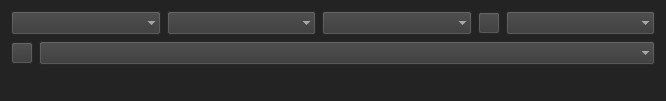
The window that lib/utils/ui/arSaveAs.ui (alexanderrichtertd/plex) describes before a commit, drawn with Qt 5.
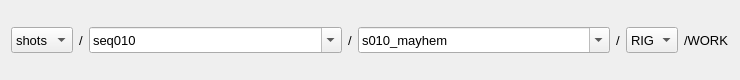
The same window after the commit. Icons and pictures are not drawn.

```diff
--- a/lib/utils/ui/arSaveAs.ui
+++ b/lib/utils/ui/arSaveAs.ui
@@ -1,461 +1,186 @@
 <?xml version="1.0" encoding="UTF-8"?>
 <ui version="4.0">
- <class>arSaveAs</class>
- <widget class="QWidget" name="arSaveAs">
+ <class>Form</class>
+ <widget class="QWidget" name="Form">
   <property name="geometry">
    <rect>
     <x>0</x>
     <y>0</y>
-    <width>666</width>
-    <height>97</height>
+    <width>740</width>
+    <height>80</height>
    </rect>
   </property>
-  <property name="minimumSize">
-   <size>
-    <width>0</width>
-    <height>0</height>
-   </size>
-  </property>
-  <property name="maximumSize">
-   <size>
-    <width>16615</width>
-    <height>1111</height>
-   </size>
-  </property>
-  <property name="font">
-   <font>
-    <family>Calibri</family>
-    <pointsize>11</pointsize>
-    <weight>75</weight>
-    <bold>true</bold>
-   </font>
-  </property>
   <property name="windowTitle">
-   <string>arSave As(s)</string>
-  </property>
-  <property name="windowIcon">
-   <iconset resource="../../../img/img.qrc">
-    <normaloff>:/btn/btn/btnSave.png</normaloff>:/btn/btn/btnSave.png</iconset>
-  </property>
-  <property name="styleSheet">
-   <string notr="true">color: rgb(225, 225, 225);
-background-color: rgb(35, 35, 35);</string>
+   <string>Form</string>
   </property>
   <layout class="QVBoxLayout" name="verticalLayout">
    <item>
-    <layout class="QHBoxLayout" name="horizontalLayout">
+    <layout class="QHBoxLayout" name="horizontalLayout" stretch="0,0,1,0,1,0,0,0">
      <item>
-      <widget class="QComboBox" name="cbxShot">
-       <property name="enabled">
-        <bool>true</bool>
+      <widget class="QComboBox" name="cbxScene">
+       <property name="minimumSize">
+        <size>
+         <width>0</width>
+         <height>26</height>
+        </size>
        </property>
        <property name="font">
         <font>
-         <family>Malgun Gothic</family>
          <pointsize>10</pointsize>
-         <weight>75</weight>
-         <bold>true</bold>
         </font>
        </property>
-       <property name="toolTip">
-        <string>Status</string>
-       </property>
-       <property name="layoutDirection">
-        <enum>Qt::LeftToRight</enum>
-       </property>
-       <property name="styleSheet">
-        <string notr="true">background-color: rgb(56, 56, 56);</string>
-       </property>
        <property name="editable">
         <bool>false</bool>
        </property>
-       <property name="insertPolicy">
-        <enum>QComboBox::InsertAtBottom</enum>
-       </property>
-       <property name="frame">
-        <bool>false</bool>
-       </property>
+       <item>
+        <property name="text">
+         <string>shots</string>
+        </property>
+       </item>
       </widget>
      </item>
      <item>
-      <widget class="QComboBox" name="cbxShotName">
+      <widget class="QLabel" name="label_4">
+       <property name="maximumSize">
+        <size>
+         <width>5</width>
+         <height>16777215</height>
+        </size>
+       </property>
        <property name="font">
         <font>
-         <family>Malgun Gothic</family>
          <pointsize>10</pointsize>
-         <weight>75</weight>
-         <bold>true</bold>
         </font>
        </property>
-       <property name="layoutDirection">
-        <enum>Qt::LeftToRight</enum>
+       <property name="text">
+        <string>/</string>
        </property>
-       <property name="styleSheet">
-        <string notr="true">background-color: rgb(56, 56, 56);</string>
+      </widget>
+     </item>
+     <item>
+      <widget class="QComboBox" name="cbxSet">
+       <property name="minimumSize">
+        <size>
+         <width>0</width>
+         <height>26</height>
+        </size>
        </property>
+       <property name="font">
+        <font>
+         <pointsize>10</pointsize>
+        </font>
+       </property>
        <property name="editable">
-        <bool>false</bool>
+        <bool>true</bool>
        </property>
-       <property name="maxVisibleItems">
-        <number>100</number>
+       <item>
+        <property name="text">
+         <string>seq010</string>
+        </property>
+       </item>
+      </widget>
+     </item>
+     <item>
+      <widget class="QLabel" name="lblSet">
+       <property name="maximumSize">
+        <size>
+         <width>5</width>
+         <height>16777215</height>
+        </size>
        </property>
-       <property name="insertPolicy">
-        <enum>QComboBox::InsertAtBottom</enum>
+       <property name="font">
+        <font>
+         <pointsize>10</pointsize>
+        </font>
        </property>
-       <property name="frame">
-        <bool>false</bool>
+       <property name="text">
+        <string>/</string>
        </property>
-       <property name="modelColumn">
-        <number>0</number>
-       </property>
       </widget>
      </item>
      <item>
-      <widget class="QComboBox" name="cbxShotGroup">
+      <widget class="QComboBox" name="cbxAsset">
+       <property name="minimumSize">
+        <size>
+         <width>0</width>
+         <height>26</height>
+        </size>
+       </property>
        <property name="font">
         <font>
-         <family>Malgun Gothic</family>
          <pointsize>10</pointsize>
-         <weight>75</weight>
-         <bold>true</bold>
         </font>
        </property>
-       <property name="layoutDirection">
-        <enum>Qt::LeftToRight</enum>
-       </property>
-       <property name="styleSheet">
-        <string notr="true">background-color: rgb(56, 56, 56);</string>
-       </property>
        <property name="editable">
-        <bool>false</bool>
+        <bool>true</bool>
        </property>
-       <property name="maxVisibleItems">
-        <number>100</number>
-       </property>
-       <property name="insertPolicy">
-        <enum>QComboBox::InsertAtBottom</enum>
-       </property>
-       <property name="frame">
-        <bool>false</bool>
-       </property>
-       <property name="modelColumn">
-        <number>0</number>
-       </property>
+       <item>
+        <property name="text">
+         <string>s010_mayhem</string>
+        </property>
+       </item>
       </widget>
      </item>
      <item>
-      <widget class="QPushButton" name="btnAddShotName">
+      <widget class="QLabel" name="label_6">
        <property name="maximumSize">
         <size>
-         <width>22</width>
-         <height>22</height>
+         <width>5</width>
+         <height>16777215</height>
         </size>
        </property>
-       <property name="styleSheet">
-        <string notr="true">background-color: rgb(56, 56, 56);</string>
+       <property name="font">
+        <font>
+         <pointsize>10</pointsize>
+        </font>
        </property>
        <property name="text">
-        <string/>
-       </property>
-       <property name="icon">
-        <iconset resource="../../../img/img.qrc">
-         <normaloff>:/btn/btn/btnAdd48.png</normaloff>:/btn/btn/btnAdd48.png</iconset>
-       </property>
-       <property name="iconSize">
-        <size>
-         <width>22</width>
-         <height>22</height>
-        </size>
-       </property>
-       <property name="shortcut">
-        <string>+</string>
+        <string>/</string>
        </property>
       </widget>
      </item>
      <item>
       <widget class="QComboBox" name="cbxTask">
+       <property name="minimumSize">
+        <size>
+         <width>0</width>
+         <height>26</height>
+        </size>
+       </property>
        <property name="font">
         <font>
-         <family>Malgun Gothic</family>
          <pointsize>10</pointsize>
-         <weight>75</weight>
-         <bold>true</bold>
         </font>
        </property>
-       <property name="toolTip">
-        <string>Task</string>
-       </property>
-       <property name="layoutDirection">
-        <enum>Qt::LeftToRight</enum>
-       </property>
-       <property name="styleSheet">
-        <string notr="true">background-color: rgb(56, 56, 56);</string>
-       </property>
        <property name="editable">
         <bool>false</bool>
        </property>
-       <property name="maxVisibleItems">
-        <number>100</number>
-       </property>
-       <property name="insertPolicy">
-        <enum>QComboBox::InsertAtBottom</enum>
-       </property>
-       <property name="frame">
-        <bool>false</bool>
-       </property>
-       <property name="modelColumn">
-        <number>0</number>
-       </property>
+       <item>
+        <property name="text">
+         <string>RIG</string>
+        </property>
+       </item>
       </widget>
      </item>
-    </layout>
-   </item>
-   <item>
-    <layout class="QHBoxLayout" name="horizontalLayout_2">
      <item>
-      <widget class="QPushButton" name="btnShowPublish">
+      <widget class="QLabel" name="lblStatus">
        <property name="maximumSize">
         <size>
-         <width>22</width>
-         <height>22</height>
+         <width>16777215</width>
+         <height>16777215</height>
         </size>
        </property>
-       <property name="toolTip">
-        <string>Show PUBLISH/WORK Files [P]</string>
-       </property>
-       <property name="styleSheet">
-        <string notr="true">background-color: rgb(56, 56, 56);</string>
-       </property>
-       <property name="text">
-        <string/>
-       </property>
-       <property name="icon">
-        <iconset resource="../../../img/img.qrc">
-         <normaloff>:/btn/btn/btnShowPublish48.png</normaloff>
-         <activeon>:/btn/btn/btnShowPublish48p.png</activeon>:/btn/btn/btnShowPublish48.png</iconset>
-       </property>
-       <property name="iconSize">
-        <size>
-         <width>22</width>
-         <height>22</height>
-        </size>
-       </property>
-       <property name="shortcut">
-        <string>P</string>
-       </property>
-       <property name="checkable">
-        <bool>true</bool>
-       </property>
-      </widget>
-     </item>
-     <item>
-      <widget class="QComboBox" name="cbxShotChoice">
        <property name="font">
         <font>
-         <family>Malgun Gothic</family>
          <pointsize>10</pointsize>
-         <weight>75</weight>
-         <bold>true</bold>
         </font>
        </property>
-       <property name="toolTip">
-        <string>File</string>
-       </property>
-       <property name="layoutDirection">
-        <enum>Qt::LeftToRight</enum>
-       </property>
-       <property name="styleSheet">
-        <string notr="true">background-color: rgb(56, 56, 56);</string>
-       </property>
-       <property name="editable">
-        <bool>false</bool>
-       </property>
-       <property name="maxVisibleItems">
-        <number>100</number>
-       </property>
-       <property name="insertPolicy">
-        <enum>QComboBox::InsertAtBottom</enum>
-       </property>
-       <property name="frame">
-        <bool>false</bool>
-       </property>
-       <property name="modelColumn">
-        <number>0</number>
-       </property>
-      </widget>
-     </item>
-    </layout>
-   </item>
-   <item>
-    <layout class="QHBoxLayout" name="horizontalLayout_3">
-     <item>
-      <widget class="QLineEdit" name="edtShot">
-       <property name="enabled">
-        <bool>false</bool>
-       </property>
-       <property name="font">
-        <font>
-         <family>Malgun Gothic</family>
-         <pointsize>9</pointsize>
-         <weight>75</weight>
-         <bold>true</bold>
-        </font>
-       </property>
        <property name="text">
-        <string/>
-       </property>
-       <property name="frame">
-        <bool>false</bool>
-       </property>
-       <property name="readOnly">
-        <bool>false</bool>
-       </property>
-       <property name="placeholderText">
-        <string/>
-       </property>
-      </widget>
-     </item>
-     <item>
-      <widget class="QLineEdit" name="edtShotName">
-       <property name="enabled">
-        <bool>false</bool>
-       </property>
-       <property name="font">
-        <font>
-         <family>Malgun Gothic</family>
-         <pointsize>9</pointsize>
-         <weight>75</weight>
-         <bold>true</bold>
-        </font>
-       </property>
-       <property name="text">
-        <string/>
-       </property>
-       <property name="frame">
-        <bool>false</bool>
-       </property>
-       <property name="readOnly">
-        <bool>false</bool>
-       </property>
-       <property name="placeholderText">
-        <string/>
-       </property>
-      </widget>
-     </item>
-     <item>
-      <widget class="QLineEdit" name="edtMsgDate">
-       <property name="enabled">
-        <bool>true</bool>
-       </property>
-       <property name="font">
-        <font>
-         <family>MS Shell Dlg 2</family>
-         <pointsize>8</pointsize>
-         <weight>50</weight>
-         <bold>false</bold>
-        </font>
-       </property>
-       <property name="styleSheet">
-        <string notr="true">color: rgb(180, 180, 180);
-background-color: 'transparent';</string>
-       </property>
-       <property name="text">
-        <string/>
-       </property>
-       <property name="frame">
-        <bool>false</bool>
+        <string>/WORK</string>
        </property>
        <property name="alignment">
         <set>Qt::AlignLeading|Qt::AlignLeft|Qt::AlignVCenter</set>
        </property>
-       <property name="readOnly">
-        <bool>true</bool>
-       </property>
-      </widget>
-     </item>
-     <item>
-      <widget class="QLineEdit" name="edtShotGroup">
-       <property name="enabled">
-        <bool>false</bool>
-       </property>
-       <property name="font">
-        <font>
-         <family>Malgun Gothic</family>
-         <pointsize>9</pointsize>
-         <weight>75</weight>
-         <bold>true</bold>
-        </font>
-       </property>
-       <property name="text">
-        <string/>
-       </property>
-       <property name="frame">
-        <bool>false</bool>
-       </property>
-       <property name="readOnly">
-        <bool>false</bool>
-       </property>
-       <property name="placeholderText">
-        <string/>
-       </property>
-      </widget>
-     </item>
-     <item>
-      <widget class="QLineEdit" name="edtTask">
-       <property name="enabled">
-        <bool>false</bool>
-       </property>
-       <property name="font">
-        <font>
-         <family>Malgun Gothic</family>
-         <pointsize>9</pointsize>
-         <weight>75</weight>
-         <bold>true</bold>
-        </font>
-       </property>
-       <property name="text">
-        <string/>
-       </property>
-       <property name="frame">
-        <bool>false</bool>
-       </property>
-       <property name="readOnly">
-        <bool>false</bool>
-       </property>
-       <property name="placeholderText">
-        <string/>
-       </property>
-      </widget>
-     </item>
-     <item>
-      <widget class="QLineEdit" name="edtMsgSize">
-       <property name="enabled">
-        <bool>true</bool>
-       </property>
-       <property name="font">
-        <font>
-         <family>MS Shell Dlg 2</family>
-         <pointsize>8</pointsize>
-         <weight>50</weight>
-         <bold>false</bold>
-        </font>
-       </property>
-       <property name="styleSheet">
-        <string notr="true">color: rgb(180, 180, 180);
-background-color: 'transparent';</string>
-       </property>
-       <property name="text">
-        <string/>
-       </property>
-       <property name="frame">
-        <bool>false</bool>
-       </property>
-       <property name="alignment">
-        <set>Qt::AlignRight|Qt::AlignTrailing|Qt::AlignVCenter</set>
-       </property>
-       <property name="readOnly">
-        <bool>true</bool>
-       </property>
       </widget>
      </item>
     </layout>
```
Left out of the diff: 10 changed lines with no effect on the pictures.
